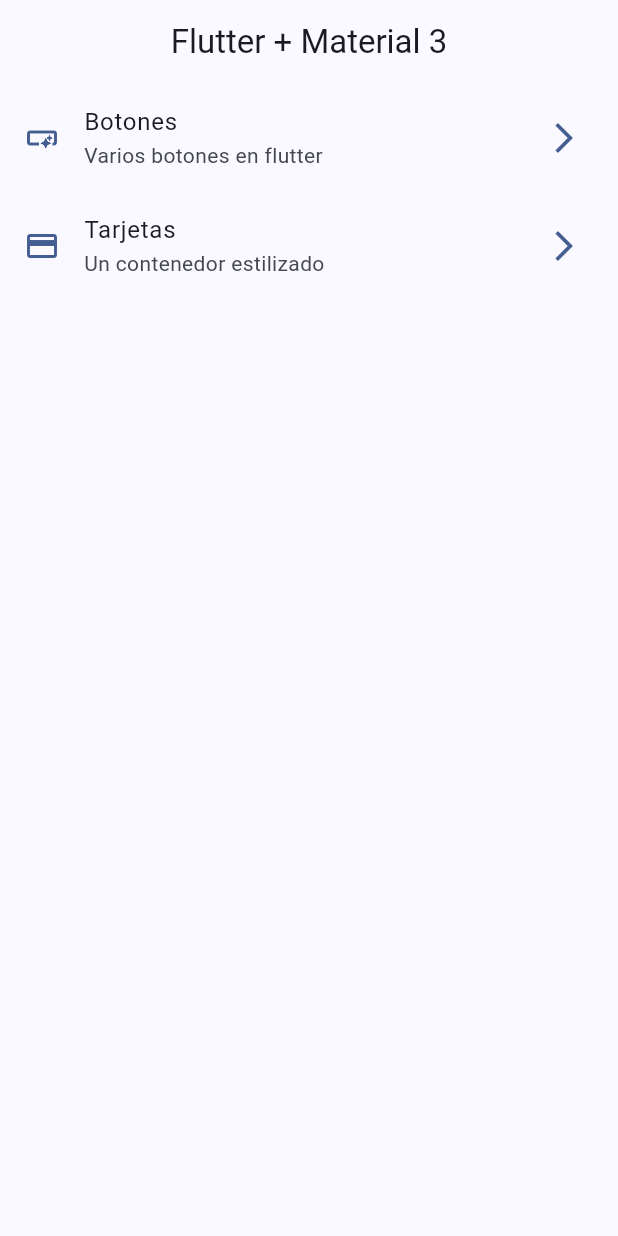
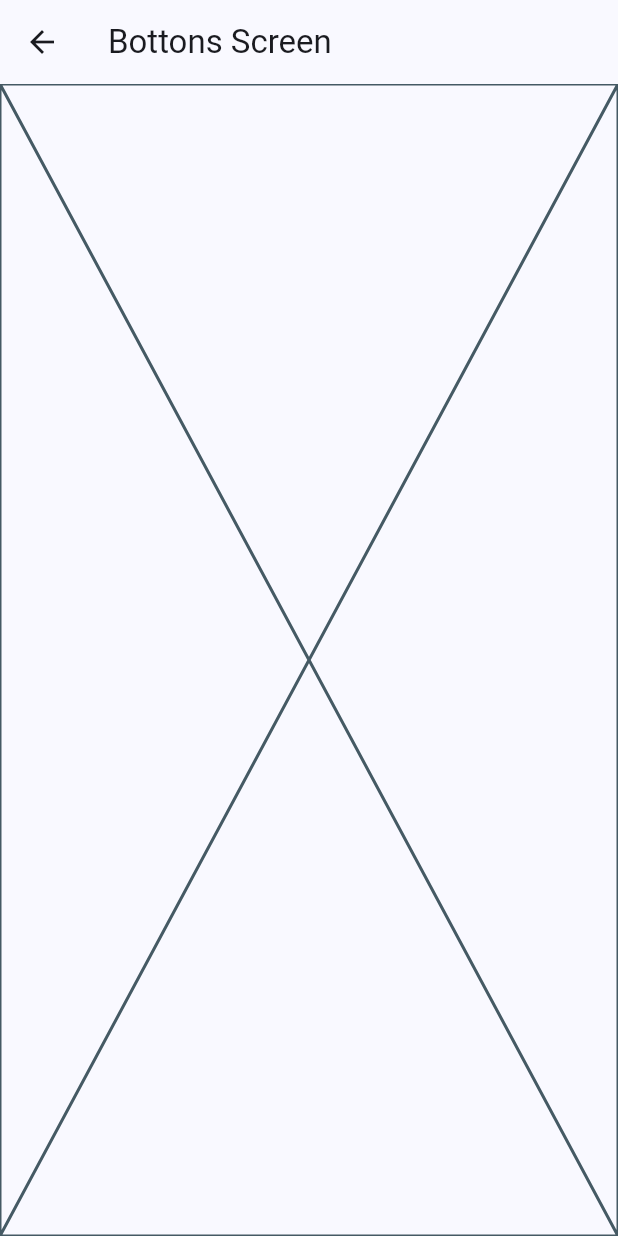
Before and after one commit to cykill00/prueba, a Flutter app: the screen it shows after launch, after a tap on "Botones", on a phone screen of 412 x 824 dp. Run offline on Flutter 3.47's test engine with Material 2 defaults, Android fonts, the phone set to English and light mode, and no system bars.

Commit message:
rutas basicas confguradas

```diff
--- a/lib/config/menu/menu_items.dart
+++ b/lib/config/menu/menu_items.dart
@@ -23,7 +23,7 @@ const appMenuItem = <MenuItem>[
    MenuItem(
     title:'Tarjetas',
     subTitle:'Un contenedor estilizado',
-    link: '/card',
+    link: '/cards',
     icon: Icons.credit_card_outlined)
 
 
--- a/lib/main.dart
+++ b/lib/main.dart
@@ -1,5 +1,8 @@
 import 'package:flutter/material.dart';
 import 'package:widgets_app/config/theme/app_theme.dart';
+
+import 'package:widgets_app/presentation/screens/bottons_screen.dart';
+import 'package:widgets_app/presentation/screens/cards_screen.dart';
 import 'package:widgets_app/presentation/screens/home_screen.dart';
 
 void main() => runApp(const MyApp());
@@ -13,7 +16,12 @@ class MyApp extends StatelessWidget {
       debugShowCheckedModeBanner: false,
       theme: AppTheme(selectedColor: 6).getTheme(),
       title: 'Material App',
-      home: const HomeScreen()
+      home: const HomeScreen(),
+      routes: {
+        '/bottons': (context) => const BottonsScreen(),
+        '/cards': (context) => const CardScreen(),
+
+      },
     );
   }
 }
--- /dev/null
+++ b/lib/presentation/screens/bottons_screen.dart
@@ -0,0 +1,16 @@
+import 'package:flutter/material.dart';
+
+
+class BottonsScreen extends StatelessWidget {
+  const BottonsScreen({super.key});
+
+  @override
+  Widget build(BuildContext context) {
+    return Scaffold(
+      appBar: AppBar(
+        title: const Text('Bottons Screen'),
+      ),
+      body: const Placeholder(),
+    );
+  }
+}
--- a/lib/presentation/screens/home_screen.dart
+++ b/lib/presentation/screens/home_screen.dart
@@ -41,16 +41,18 @@ class _CustomListTile extends StatelessWidget {
 
   @override
   Widget build(BuildContext context) {
-
     final colors = Theme.of(context).colorScheme;
 
     return ListTile(
-      leading: Icon(menuItem.icon, color: colors.primary,),
+      leading: Icon(
+        menuItem.icon,
+        color: colors.primary,
+      ),
       title: Text(menuItem.title),
       subtitle: Text(menuItem.subTitle),
       trailing: Icon(Icons.arrow_forward_ios_outlined, color: colors.primary),
       onTap: () {
-        // TODO: Ir a otra pantalla
+        Navigator.pushNamed(context, menuItem.link);
       },
     );
   }
```
Also changed, not shown: lib/presentation/screens/cards_screen.dart (added, +16 -0 lines).
